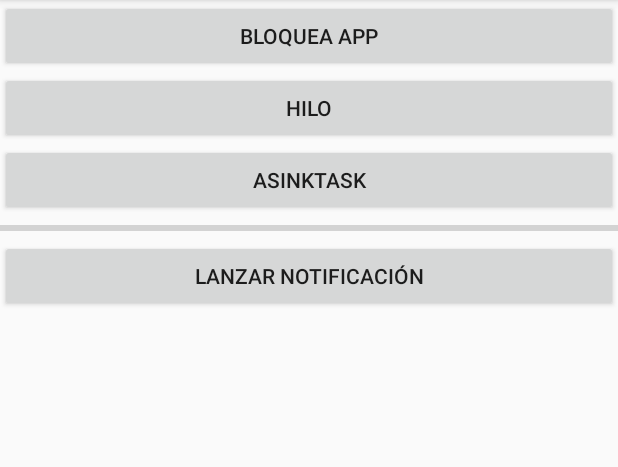
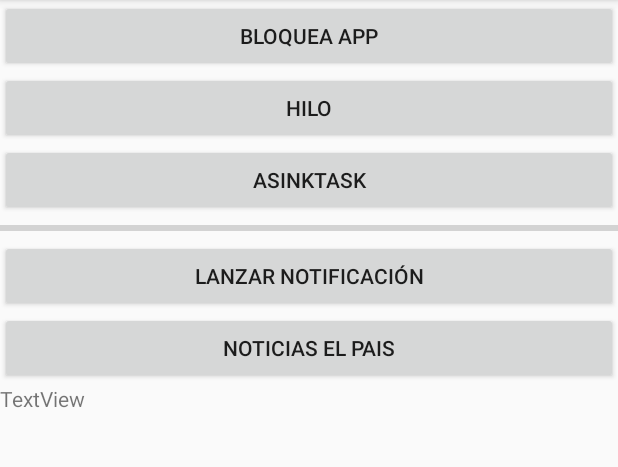
Before and after one commit to tfermoso/TareasAsincronas, an Android app: the screen it shows after launch (MainActivity), on a phone screen of 412 x 824 dp, the part 84-551 px from its top. Run offline under Robolectric (Android 15) with nearby library versions, the phone set to English and light mode, and no system bars.

Commit message:
Http- lector de noticias

```diff
--- a/app/src/main/AndroidManifest.xml
+++ b/app/src/main/AndroidManifest.xml
@@ -6,6 +6,7 @@
     <uses-permission android:name="android.permission.GET_ACCOUNTS" />
     <uses-permission android:name="android.permission.READ_PROFILE" />
     <uses-permission android:name="android.permission.READ_CONTACTS" />
+    <uses-permission android:name="android.permission.INTERNET"/>
 
     <application
         android:allowBackup="true"
--- a/app/src/main/res/layout/activity_main.xml
+++ b/app/src/main/res/layout/activity_main.xml
@@ -37,4 +37,16 @@
         android:layout_width="match_parent"
         android:layout_height="wrap_content"
         android:text="Lanzar Notificación" />
+
+    <Button
+        android:id="@+id/btnHttp"
+        android:layout_width="match_parent"
+        android:layout_height="wrap_content"
+        android:text="Noticias El Pais" />
+
+    <TextView
+        android:id="@+id/txtNoticias"
+        android:layout_width="match_parent"
+        android:layout_height="wrap_content"
+        android:text="TextView" />
 </LinearLayout>
```
Also changed, not shown: app/src/main/java/com/example/tomas/tareasasincronas/MainActivity.java (+84 -4 lines).
